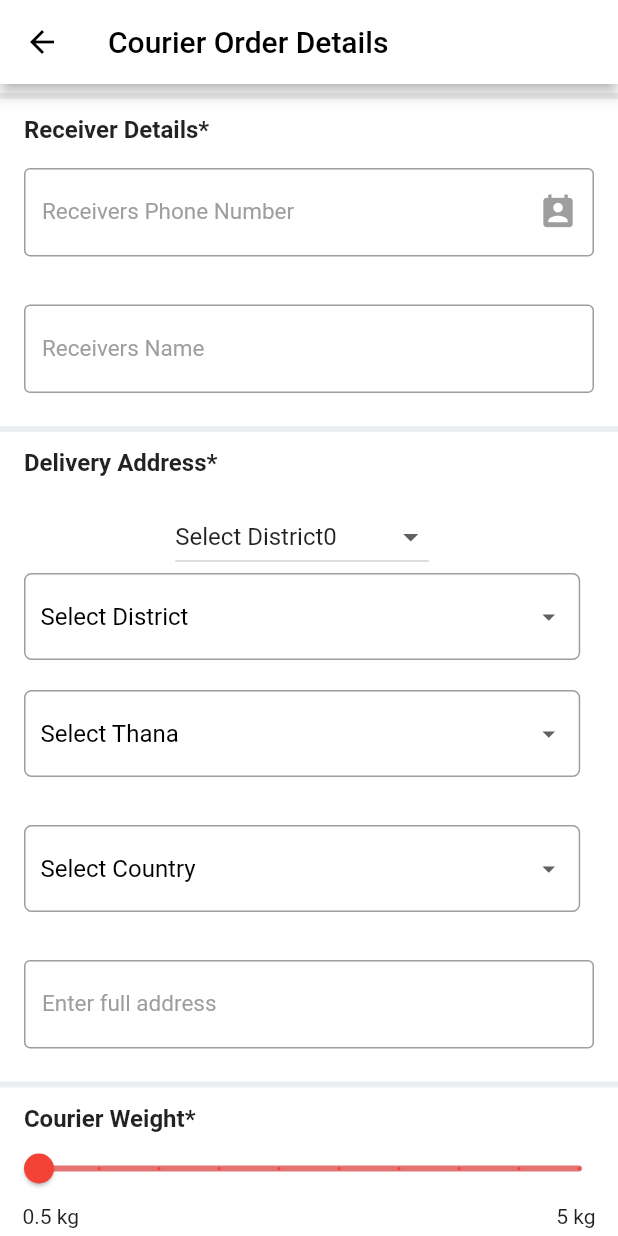
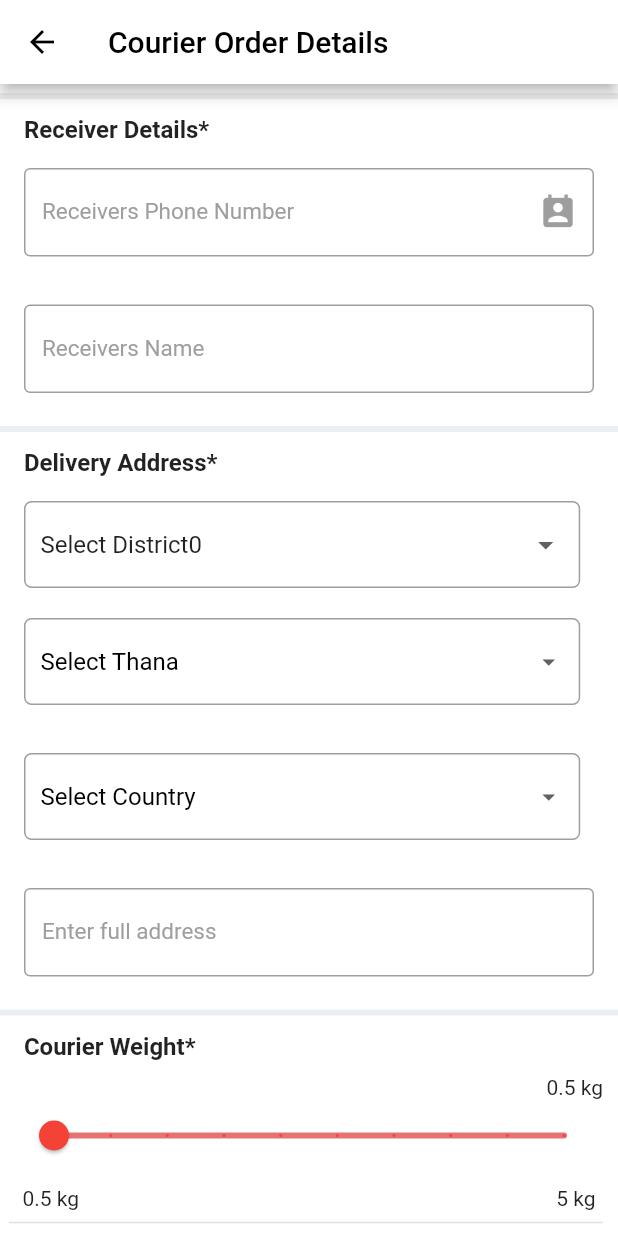
Before and after one commit to gblbd/ride_shareing, a Flutter app: the OrderDetailsPage screen opened directly with empty values, on a phone screen of 412 x 824 dp. Run offline on Flutter 3.47's test engine with Material 2 defaults, Android fonts, the phone set to English and light mode, and no system bars; our stand-ins replace animated_splash_screen, awesome_notifications, buttons_tabbar, carousel_slider, dotted_border, firebase_core and 19 more; missing offline and left inert: another_stepper, flutter_polyline_points, geocoder2; accounts and stored records are empty.

Commit message:
✅✅✅ Update at 07/26/2023 PM

```diff
--- a/lib/Pages/HomePage/Courier/OrderDetailsPage.dart
+++ b/lib/Pages/HomePage/Courier/OrderDetailsPage.dart
@@ -766,7 +766,19 @@ class _OrderDetailsPageState extends State<OrderDetailsPage> {
 
 
 
-                  DropdownButton<int>(
+                  Container(
+                    height: 58,width: 90.w,
+                    decoration: BoxDecoration(
+                      border: Border.all(color: Colors.grey,width: 1),
+                      borderRadius: BorderRadius.circular(5.0),
+                        color: Colors.white
+                    ),
+                    child: Padding(
+                      padding: const EdgeInsets.all(10.0),
+                      child: Container(
+                        child: DropdownButtonHideUnderline(
+                          child: ButtonTheme(
+                            child: DropdownButton<int>(
                               items: DataList.District1
                                   .map((description, value) {
                                 return MapEntry(
@@ -787,6 +799,11 @@ class _OrderDetailsPageState extends State<OrderDetailsPage> {
                                 }
                               },
                             ),
+                          ),
+                        ),
+                      ),
+                    ),
+                  ),
 
 
 
@@ -795,49 +812,49 @@ class _OrderDetailsPageState extends State<OrderDetailsPage> {
 
 
 
-                  Container(
-                    height: 58,width: 90.w,
-                    //margin: const EdgeInsets.all(16),
-                    decoration: BoxDecoration(
-                        border: Border.all(color: Colors.grey,width: 1),
-                        borderRadius: BorderRadius.circular(5.0),
-                        color: Colors.white
-                    ),
-                    child: Padding(
-                      padding: const EdgeInsets.all(10.0),
-                      child: Container(
-                        child: DropdownButtonHideUnderline(
-                          child: ButtonTheme(
-                            //alignedDropdown: true,
-                            child: DropdownButton<String>(
-                              value: dropdownValue_District,
-                              icon: const Icon(Icons.arrow_drop_down,size: 20,),
-                              //elevation: 16,
-                              style: const TextStyle(color: Colors.black),
-                              onChanged: (String? value) {
-                                setState(() {
-                                  dropdownValue_District = value!;
-                                });
-                              },
-                              items: list_District.map<DropdownMenuItem<String>>((String value) {
-                                return DropdownMenuItem<String>(
-                                  value: value,
-                                  child: Text(value,
-                                    style: TextStyle(
-                                        fontSize: 16,
-                                        fontWeight: FontWeight.w400
-                                    ),
-                                  ),
-                                );
-                              }).toList(),
-                            ),
-                          ),
-                        ),
-                      ),
-
-                    ),
-
-                  ),
+                  // Container(
+                  //   height: 58,width: 90.w,
+                  //   //margin: const EdgeInsets.all(16),
+                  //   decoration: BoxDecoration(
+                  //       border: Border.all(color: Colors.grey,width: 1),
+                  //       borderRadius: BorderRadius.circular(5.0),
+                  //       color: Colors.white
+                  //   ),
+                  //   child: Padding(
+                  //     padding: const EdgeInsets.all(10.0),
+                  //     child: Container(
+                  //       child: DropdownButtonHideUnderline(
+                  //         child: ButtonTheme(
+                  //           //alignedDropdown: true,
+                  //           child: DropdownButton<String>(
+                  //             value: dropdownValue_District,
+                  //             icon: const Icon(Icons.arrow_drop_down,size: 20,),
+                  //             //elevation: 16,
+                  //             style: const TextStyle(color: Colors.black),
+                  //             onChanged: (String? value) {
+                  //               setState(() {
+                  //                 dropdownValue_District = value!;
+                  //               });
+                  //             },
+                  //             items: list_District.map<DropdownMenuItem<String>>((String value) {
+                  //               return DropdownMenuItem<String>(
+                  //                 value: value,
+                  //                 child: Text(value,
+                  //                   style: TextStyle(
+                  //                       fontSize: 16,
+                  //                       fontWeight: FontWeight.w400
+                  //                   ),
+                  //                 ),
+                  //               );
+                  //             }).toList(),
+                  //           ),
+                  //         ),
+                  //       ),
+                  //     ),
+                  //
+                  //   ),
+                  //
+                  // ),
 
 
 
@@ -971,6 +988,12 @@ class _OrderDetailsPageState extends State<OrderDetailsPage> {
             Divider(color: Colors.blueGrey.shade50,thickness: 4,),
             const SizedBox(height: 5,),
             const Text('    Courier Weight*',style: TextStyle(fontSize: 16,fontWeight: FontWeight.bold,),),
+            Padding(
+              padding: const EdgeInsets.all(10.0),
+              child: Column(
+                crossAxisAlignment: CrossAxisAlignment.end,
+                children: [
+                  Text('${_value.toString()} kg'),
                   Container(
                     //width: 350,
                     child: Slider(
@@ -991,8 +1014,11 @@ class _OrderDetailsPageState extends State<OrderDetailsPage> {
                       },
                     ),
                   ),
+                ],
+              ),
+            ),
             Row(
-              children: const [
+              children:  [
                 SizedBox(width: 15,),
                 Text('0.5 kg'),Spacer(),
                 Text('5 kg'), SizedBox(width: 15,),
```
Lines whose indentation alone changed are shown as unchanged.
